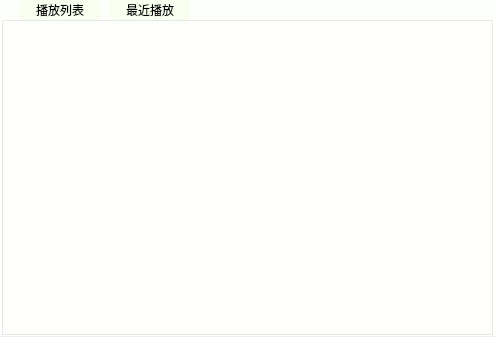
Old version of the form src/view/playsheetview.ui in the repository zhichao10086/MusicPlayer.
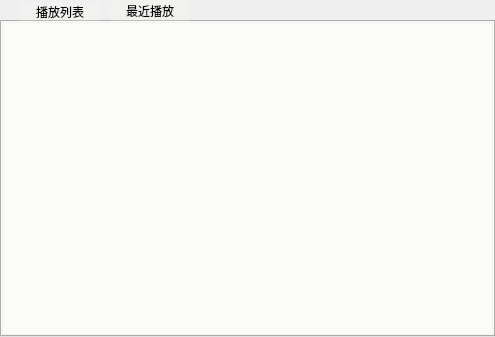
New version of the form.

Patch:
```diff
--- a/src/view/playsheetview.ui
+++ b/src/view/playsheetview.ui
@@ -14,37 +14,16 @@
    <string>Form</string>
   </property>
   <property name="styleSheet">
-   <string notr="true">QWidget#PlaySheetView{
-background-color: rgb(249, 255, 239,50);
+   <string notr="true">QListWidget{
+	background-color: rgb(249, 255, 239,50);
 }
 
-QListWidget{
-background-color: rgba(253, 255, 248, 100);
-
-}
-QListWidget::Item{
-	padding-top:5px; padding-bottom:4px; 
-}
-QListWidget::Item:selected{
-	padding-top:5px; padding-bottom:4px; 
-	background:rgba(249, 255, 239,100);
-	min-height:35;
-}
-
-QListWidget::Item:hover{
-background:rgba(119,119,119,50); color:black; 
-}
-
-
-
-
-
 QTabBar::tab{
 font: 9pt &quot;楷体&quot;;
 	border-color:rgb(61, 181, 255);
 	border-width:2px;
 	border-radius:3px;
-	background-color: rgb(249, 255, 239);
+	background-color: rgb(249, 255, 239,50);
 	min-width:80px;
 	min-height:20px;
 	margin-right:10px;
@@ -63,12 +42,34 @@
 
 
 
-
-
 QLabel{
 	font: 9pt &quot;楷体&quot;;
 }
 
+QLineEdit{
+
+	font: 9pt &quot;楷体&quot;;
+	border-color:rgb(61, 181, 255);
+	border-width:2px;
+	border-radius:3px;
+	background-color: rgb(249, 255, 239,100);
+
+}
+QPushButton{
+	font: 9pt &quot;楷体&quot;;
+	border-color:rgb(61, 181, 255);
+	border-width:2px;
+	border-radius:3px;
+	background-color: rgb(249, 255, 239,50);
+}
+
+QPushButton:hover{
+	font: 9pt &quot;楷体&quot;;
+	border-color:rgb(61, 181, 255);
+	border-width:2px;
+	border-radius:3px;
+	background-color: rgb(191,191,191,50);
+}
 
 
 QTabWidget::tab-bar {  		/*整个最上面的tab栏*/
@@ -83,15 +84,16 @@
 	border-color:rgb(61, 181, 255);
 	border-width:2px;
 	border-radius:3px;
-	background-color: rgb(249, 255, 239);
+	background-color: rgb(249, 255, 239,50);
 
 }
-
-QTabWidget{
-
-	background-color: rgb(249, 255, 239,0);
-
-}
+ QTabBar::tab:!selected {
+     margin-top: 2px; /* make non-selected tabs look smaller */
+ }
+ QTabBar::tab:selected {
+     border-color: #9B9B9B;
+     border-bottom-color: #C2C7CB; /* same as pane color */
+ }
 
 </string>
   </property>
@@ -108,6 +110,9 @@
    <property name="bottomMargin">
     <number>0</number>
    </property>
+   <property name="spacing">
+    <number>0</number>
+   </property>
    <item row="0" column="0">
     <widget class="QTabWidget" name="tabWidget">
      <property name="styleSheet">
```
